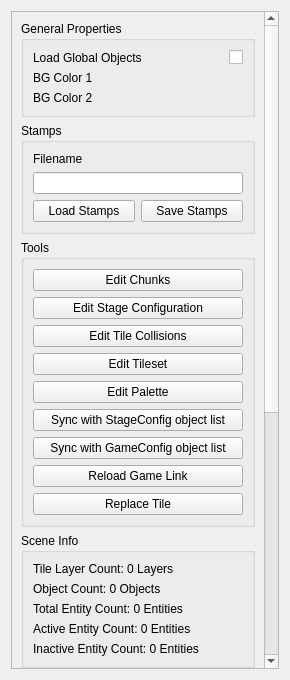
Above: RetroEDv2/tools/sceneproperties/scenepropertiesv5.ui from RSDKModding/RetroED before the change. Below: the same form after it.
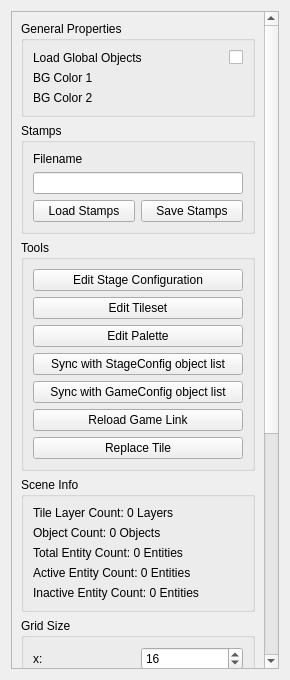
That is the form after the change.

```diff
--- a/RetroEDv2/tools/sceneproperties/scenepropertiesv5.ui
+++ b/RetroEDv2/tools/sceneproperties/scenepropertiesv5.ui
@@ -29,9 +29,9 @@
       <property name="geometry">
        <rect>
         <x>0</x>
-        <y>-485</y>
+        <y>0</y>
         <width>256</width>
-        <height>1145</height>
+        <height>1000</height>
        </rect>
       </property>
       <layout class="QGridLayout" name="gridLayout_3">
@@ -87,13 +87,6 @@
           <string>Tools</string>
          </property>
          <layout class="QVBoxLayout" name="verticalLayout_2">
-          <item>
-           <widget class="QPushButton" name="editChunks">
-            <property name="text">
-             <string>Edit Chunks</string>
-            </property>
-           </widget>
-          </item>
           <item>
            <widget class="QPushButton" name="editStageConfig">
             <property name="text">
@@ -101,13 +94,6 @@
             </property>
            </widget>
           </item>
-          <item>
-           <widget class="QPushButton" name="editCollision">
-            <property name="text">
-             <string>Edit Tile Collisions</string>
-            </property>
-           </widget>
-          </item>
           <item>
            <widget class="QPushButton" name="editTSet">
             <property name="text">
```
Left out of the diff: 2 changed lines with no effect on the pictures.
